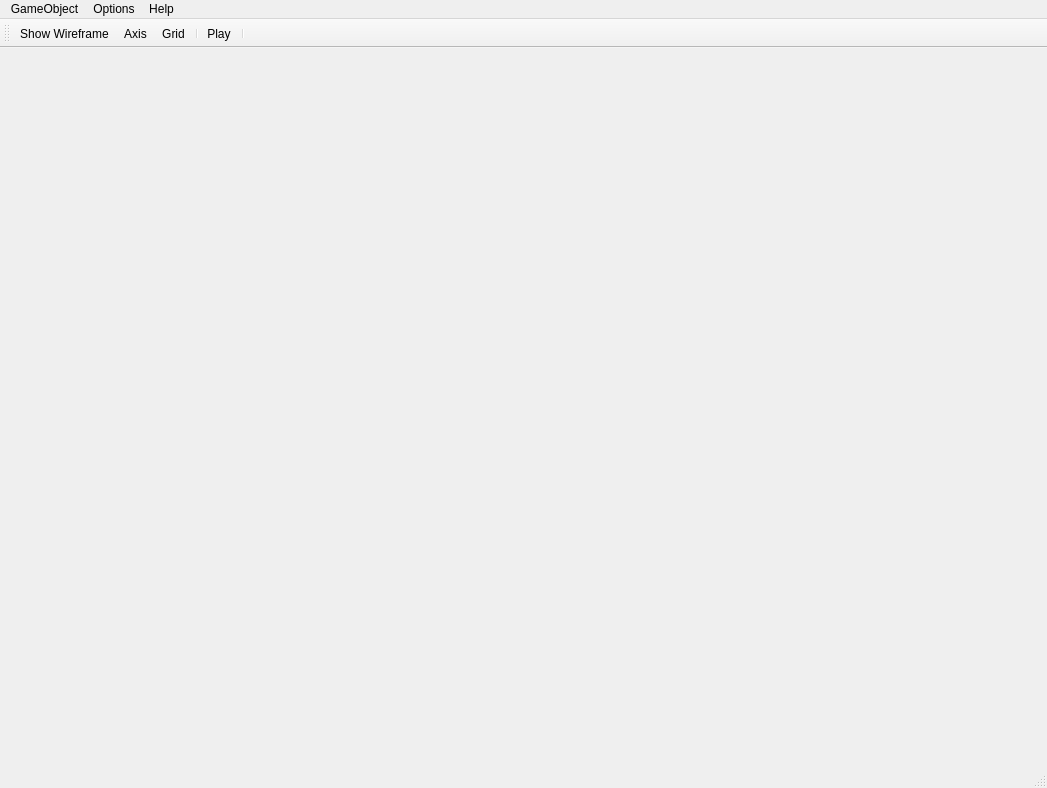
Above: mainwindow.ui from FredrikEik/Game_Engine_Architecture before the change. Below: the same form after it.
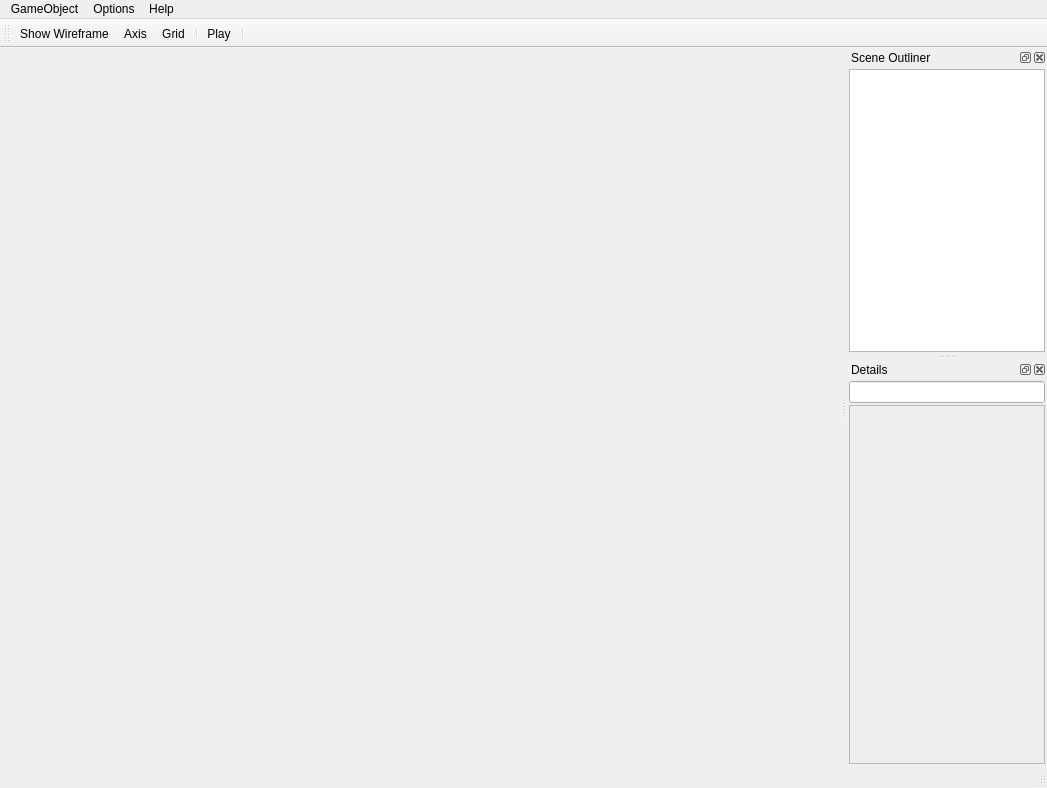
That is the form after the change. Icons and pictures are not drawn.

```diff
--- a/mainwindow.ui
+++ b/mainwindow.ui
@@ -73,6 +73,128 @@
    <addaction name="separator"/>
   </widget>
   <widget class="QStatusBar" name="statusBar"/>
+  <widget class="QDockWidget" name="dockWidgetOutliner">
+   <property name="minimumSize">
+    <size>
+     <width>120</width>
+     <height>115</height>
+    </size>
+   </property>
+   <property name="maximumSize">
+    <size>
+     <width>200</width>
+     <height>524287</height>
+    </size>
+   </property>
+   <property name="windowTitle">
+    <string>Scene Outliner</string>
+   </property>
+   <attribute name="dockWidgetArea">
+    <number>2</number>
+   </attribute>
+   <widget class="QWidget" name="dockWidgetContents">
+    <layout class="QVBoxLayout" name="verticalLayout_3">
+     <property name="spacing">
+      <number>2</number>
+     </property>
+     <property name="leftMargin">
+      <number>2</number>
+     </property>
+     <property name="topMargin">
+      <number>2</number>
+     </property>
+     <property name="rightMargin">
+      <number>2</number>
+     </property>
+     <property name="bottomMargin">
+      <number>2</number>
+     </property>
+     <item>
+      <widget class="QTreeWidget" name="twSceneOutliner">
+       <property name="enabled">
+        <bool>true</bool>
+       </property>
+       <property name="rootIsDecorated">
+        <bool>true</bool>
+       </property>
+       <property name="columnCount">
+        <number>1</number>
+       </property>
+       <attribute name="headerVisible">
+        <bool>false</bool>
+       </attribute>
+       <column>
+        <property name="text">
+         <string notr="true">1</string>
+        </property>
+       </column>
+      </widget>
+     </item>
+    </layout>
+   </widget>
+  </widget>
+  <widget class="QDockWidget" name="dockWidgetDetails">
+   <property name="windowTitle">
+    <string>Details</string>
+   </property>
+   <attribute name="dockWidgetArea">
+    <number>2</number>
+   </attribute>
+   <widget class="QWidget" name="dockWidgetContents_2">
+    <layout class="QVBoxLayout" name="verticalLayout_2">
+     <property name="spacing">
+      <number>2</number>
+     </property>
+     <property name="leftMargin">
+      <number>2</number>
+     </property>
+     <property name="topMargin">
+      <number>2</number>
+     </property>
+     <property name="rightMargin">
+      <number>2</number>
+     </property>
+     <property name="bottomMargin">
+      <number>2</number>
+     </property>
+     <item>
+      <widget class="QLineEdit" name="lineEdit"/>
+     </item>
+     <item>
+      <widget class="QScrollArea" name="scrollArea">
+       <property name="widgetResizable">
+        <bool>true</bool>
+       </property>
+       <widget class="QWidget" name="scrollAreaWidgetContents">
+        <property name="geometry">
+         <rect>
+          <x>0</x>
+          <y>0</y>
+          <width>194</width>
+          <height>236</height>
+         </rect>
+        </property>
+        <layout class="QVBoxLayout" name="verticalLayout_4">
+         <item>
+          <spacer name="verticalSpacer">
+           <property name="orientation">
+            <enum>Qt::Vertical</enum>
+           </property>
+           <property name="sizeHint" stdset="0">
+            <size>
+             <width>20</width>
+             <height>215</height>
+            </size>
+           </property>
+          </spacer>
+         </item>
+        </layout>
+       </widget>
+      </widget>
+     </item>
+    </layout>
+   </widget>
+  </widget>
   <action name="actionAdd_Triangle">
    <property name="text">
     <string>Add Triangle</string>
```
